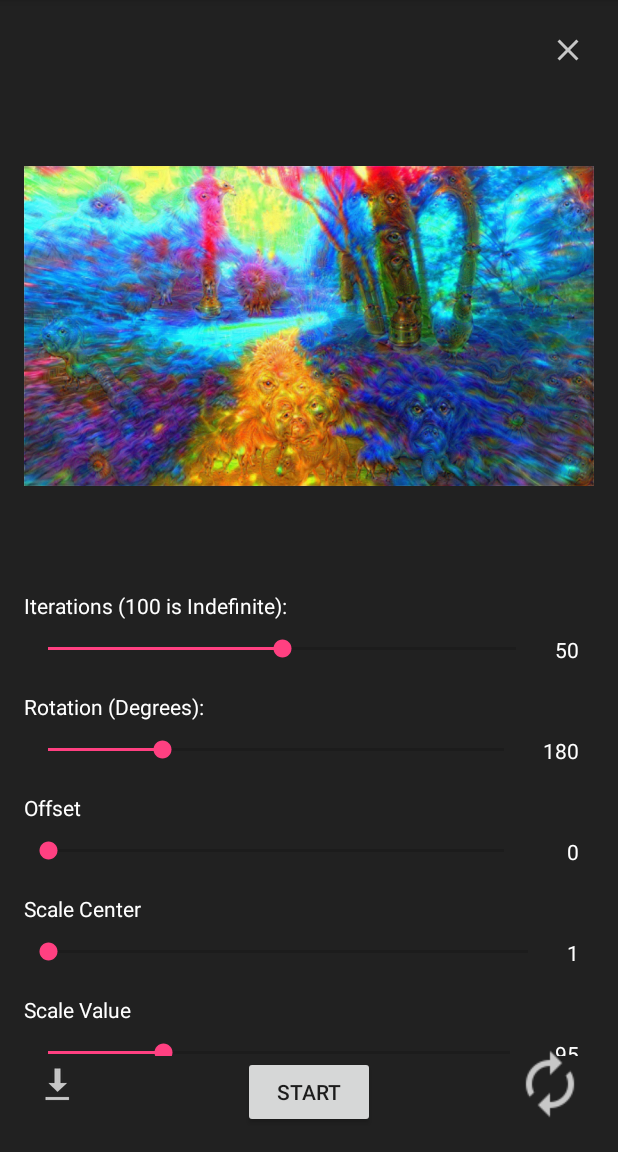
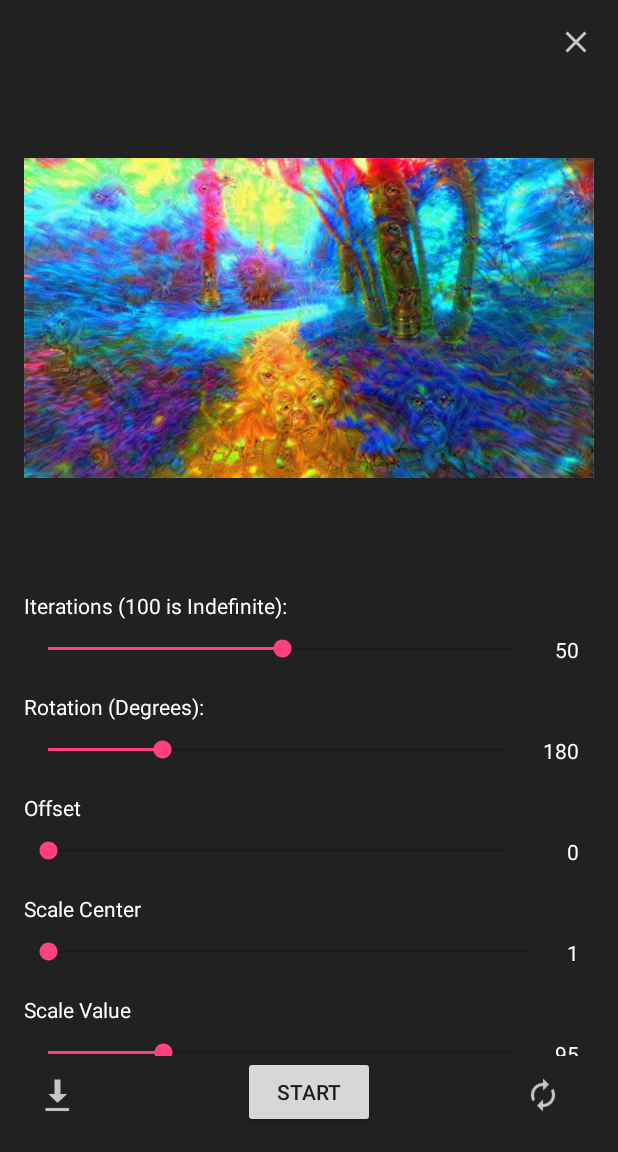
Before and after one commit to dylan-plummer/VideoFeedbackAndroid, an Android app: the screen it shows after launch (MainActivity), on a phone screen of 412 x 824 dp, the part 84-1236 px from its top. Run offline under Robolectric (Android 15) with nearby library versions, the phone set to English and light mode, and no system bars; our stand-ins replace Firebase (no records; nobody signed in at launch, a user with empty details on screens opened directly); libraries missing offline, so code that uses them is left out: com.mikepenz.materialdrawer; 6 statements that could not run were skipped.

```diff
--- a/app/src/main/java/com/jumproper/videofeedback/SignIn.java
+++ b/app/src/main/java/com/jumproper/videofeedback/SignIn.java
@@ -115,6 +115,9 @@ public class SignIn extends AppCompatActivity {
             } else {
                 // Google Sign In failed, update UI appropriately
                 // ...
+                Toast.makeText(SignIn.this, "Authentication failed.",
+                        Toast.LENGTH_SHORT).show();
+                finish();
             }
         }
     }
@@ -140,6 +143,7 @@ public class SignIn extends AppCompatActivity {
                             Log.w("Auth", "signInWithCredential", task.getException());
                             Toast.makeText(SignIn.this, "Authentication failed.",
                                     Toast.LENGTH_SHORT).show();
+                            finish();
                         }
                         // ...
                     }
--- a/app/src/main/res/layout/activity_main.xml
+++ b/app/src/main/res/layout/activity_main.xml
@@ -210,10 +210,9 @@
         android:layout_width="wrap_content"
         android:layout_height="wrap_content"
         app:srcCompat="@drawable/ic_clear_material"
-        android:id="@+id/imageView4"
+        android:id="@+id/clear_image"
         android:layout_alignParentEnd="true"
-        android:padding="5dp"
-        android:tint="@color/white"
+        android:tint="?android:attr/textColorPrimaryInverse"
         android:alpha=".75"
         android:onClick="clearImage" />
 
@@ -222,25 +221,28 @@
         android:layout_height="wrap_content"
         android:layout_alignParentBottom="true"
         android:layout_alignParentStart="true"
-        android:id="@+id/imageView2"
-        android:layout_alignTop="@+id/imageView"
+        android:id="@+id/save_image"
         android:padding="10dp"
         android:onClick="saveImage"
         android:src="@android:drawable/stat_sys_download"
-        android:alpha=".75" />
+        android:alpha=".75"
+        android:tint="?android:attr/textColorPrimaryInverse"
+        android:layout_below="@+id/scrollView2"
+        android:scaleType="fitCenter" />
 
     <ImageView
         android:layout_width="wrap_content"
         android:layout_height="wrap_content"
         app:srcCompat="@drawable/refresh"
-        android:id="@+id/imageView"
+        android:id="@+id/refresh"
         android:tint="?android:attr/textColorPrimaryInverse"
         android:onClick="refresh"
         android:layout_alignParentEnd="true"
         android:layout_alignParentBottom="true"
         android:layout_alignParentRight="true"
-        android:padding="5dp"
-        android:alpha=".75" />
+        android:padding="10dp"
+        android:alpha=".75"
+        android:layout_alignTop="@+id/save_image" />
 
     <view
         android:layout_width="wrap_content"
@@ -258,14 +260,14 @@
         android:cropToPadding="false"
         android:layout_alignParentStart="false"
         android:layout_above="@+id/view"
-        android:layout_below="@+id/imageView4" />
+        android:layout_below="@+id/clear_image" />
 
     <ImageView
         android:layout_width="wrap_content"
         android:layout_height="wrap_content"
         app:srcCompat="@drawable/gallery"
         android:id="@+id/open_image"
-        android:padding="5dp"
+        android:padding="10dp"
         android:tint="?android:attr/textColorPrimaryInverse"
         android:alpha=".75"
         android:layout_alignTop="@+id/image_view"
```
Also changed, not shown: app/src/main/java/com/jumproper/videofeedback/MainActivity.java (+56 -10 lines).
